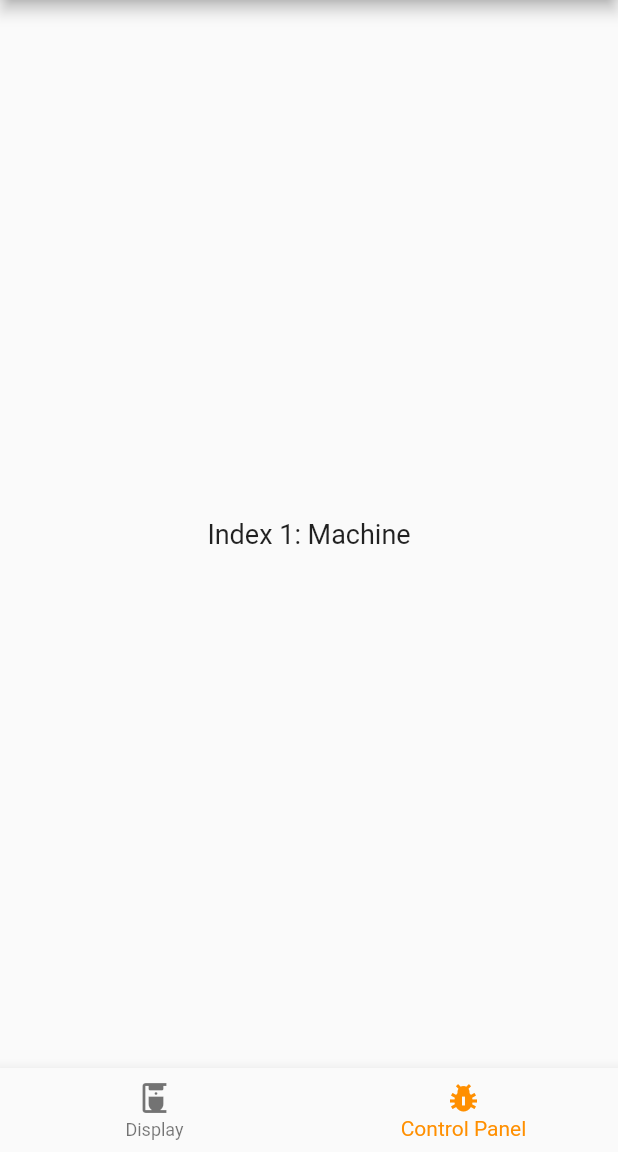
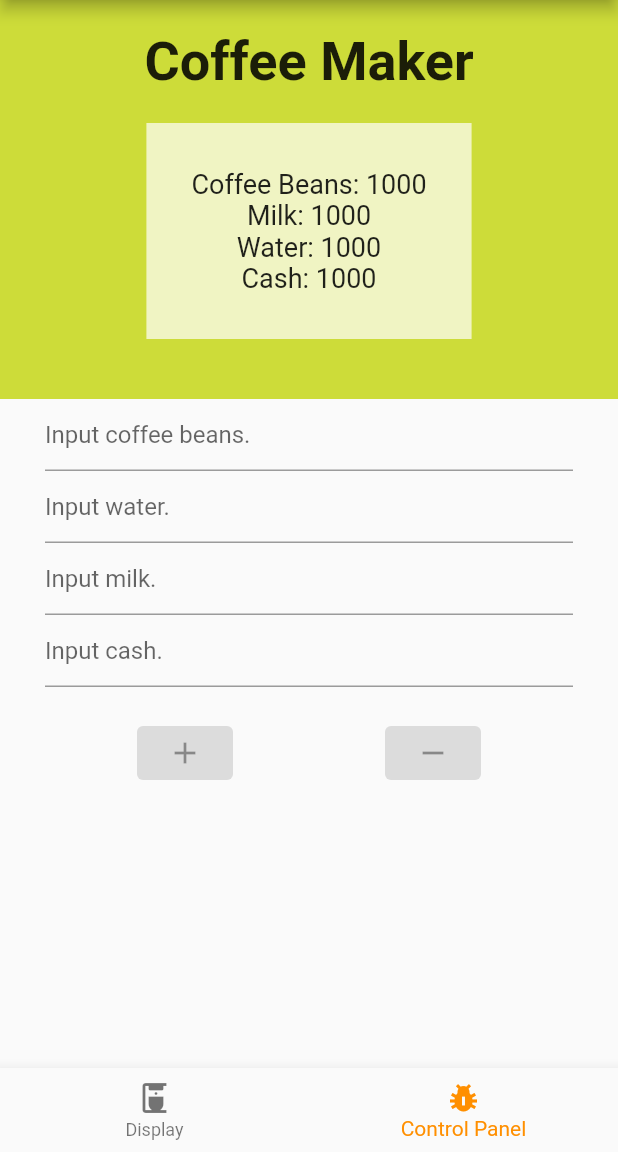
Before and after one commit to lerooystc/unilabs, a Flutter app: the screen it shows after launch, item 2 of the bottom bar chosen, on a phone screen of 412 x 824 dp, the part 84-1236 px from its top. Run offline on Flutter 3.47's test engine with Material 2 defaults, Android fonts, the phone set to English and light mode, and no system bars; our stand-ins replace share_plus.

Commit message:
added the control panel

```diff
--- a/lab9/lib/coffee_making.dart
+++ b/lab9/lib/coffee_making.dart
@@ -1,4 +1,5 @@
 import 'dart:developer';
+import 'package:flutter/material.dart';
 
 Future<void> boilWater() async {
   log('start_process: boilWater');
--- a/lab9/lib/main.dart
+++ b/lab9/lib/main.dart
@@ -2,6 +2,7 @@ import 'classes/machine.dart';
 import 'classes/resources.dart';
 import 'package:flutter/material.dart';
 import 'pages/display.dart';
+import 'pages/control_panel.dart';
 
 void main() => runApp(const MyApp());
 
@@ -47,14 +48,18 @@ class MyStatefulWidgetState extends State<MyStatefulWidget> {
   Widget build(BuildContext context) {
     List<Widget> widgetOptions = <Widget>[
       DisplayScreen(machine: machine),
-      const Text('Index 1: Machine'),
+      ControlPanel(machine: machine),
     ];
     return Scaffold(
       appBar: AppBar(
         title: const Text('Coffee Machine'),
       ),
-      body: Center(
-        child: widgetOptions.elementAt(_selectedIndex),
+      // body: Center(
+      //   child: widgetOptions.elementAt(_selectedIndex),
+      // )
+      body: IndexedStack(
+        index: _selectedIndex,
+        children: widgetOptions,
       ),
       bottomNavigationBar: BottomNavigationBar(
         items: const <BottomNavigationBarItem>[
--- a/lab9/lib/pages/control_panel.dart
+++ b/lab9/lib/pages/control_panel.dart
@@ -0,0 +1,156 @@
+import 'package:flutter/material.dart';
+import 'package:flutter/services.dart';
+import '../classes/machine.dart';
+import '../classes/coffee.dart';
+
+class ControlPanel extends StatefulWidget {
+  final Machine machine;
+  const ControlPanel({Key? key, required this.machine}) : super(key: key);
+
+
+  @override
+  State<ControlPanel> createState() => _ControlPanel();
+}
+
+class _ControlPanel extends State<ControlPanel> {
+  TextEditingController cbController = TextEditingController();
+  TextEditingController waterController = TextEditingController();
+  TextEditingController milkController = TextEditingController();
+  TextEditingController cashController = TextEditingController();
+
+  @override
+  Widget build(BuildContext context) {
+    return Scaffold(
+        body: Center(
+            child: ListView(
+                children: [
+                  ColoredBox(color: Colors.lime,
+                      child: Column(children: [
+                        const Padding(
+                            padding: EdgeInsets.fromLTRB(0, 20, 0, 20),
+                            child: Text(
+                                'Coffee Maker',
+                                style: TextStyle(
+                                    fontWeight: FontWeight.bold,
+                                    fontSize: 36),
+                                textAlign: TextAlign.center)),
+                        Align(
+                            alignment: Alignment.center,
+                            child: ColoredBox(
+                                color: Colors.lime.shade100,
+                                child: Padding(
+                                    padding: const EdgeInsets.all(30.0),
+                                    child: Column(
+                                        children: [
+                                          Text('Coffee Beans: ${widget.machine
+                                              .resources.coffeeBeans}'),
+                                          Text('Milk: ${widget.machine.resources
+                                              .milk}'),
+                                          Text(
+                                              'Water: ${widget.machine.resources
+                                                  .water}'),
+                                          Text('Cash: ${widget.machine.resources
+                                              .cash}'),
+                                        ]
+                                    )
+                                )
+                            )
+                        ),
+                        const Padding(padding: EdgeInsets.all(20.0))
+                      ],)),
+            Column(mainAxisAlignment: MainAxisAlignment.center,
+                children: [
+
+              Padding(padding: const EdgeInsets.fromLTRB(30,0,30,0), child:
+              TextField(
+                controller: cbController,
+                decoration: const InputDecoration(
+                    hintText: 'Input coffee beans.'
+                ),
+                keyboardType: TextInputType.phone,
+                inputFormatters: [
+                  FilteringTextInputFormatter.allow(
+                      RegExp("[0-9]")),
+                ],
+                onChanged: (value) {
+                  setState(() {});
+                },
+              ),),
+
+              Padding(padding: const EdgeInsets.fromLTRB(30,0,30,0), child:
+              TextField(
+                controller: waterController,
+                decoration: const InputDecoration(
+                    hintText: 'Input water.'
+                ),
+                keyboardType: TextInputType.phone,
+                inputFormatters: [
+                  FilteringTextInputFormatter.allow(
+                      RegExp("[0-9]")),
+                ],
+                onChanged: (value) {
+                  setState(() {});
+                },
+              ),),
+
+              Padding(padding: const EdgeInsets.fromLTRB(30,0,30,0), child:
+              TextField(
+                controller: milkController,
+                decoration: const InputDecoration(
+                    hintText: 'Input milk.'
+                ),
+                keyboardType: TextInputType.phone,
+                inputFormatters: [
+                  FilteringTextInputFormatter.allow(
+                      RegExp("[0-9]")),
+                ],
+                onChanged: (value) {
+                  setState(() {});
+                },
+              ),),
+
+              Padding(padding: const EdgeInsets.fromLTRB(30,0,30,0), child:
+              TextField(
+                controller: cashController,
+                decoration: const InputDecoration(
+                    hintText: 'Input cash.'
+                ),
+                keyboardType: TextInputType.phone,
+                inputFormatters: [
+                  FilteringTextInputFormatter.allow(
+                      RegExp("[0-9]")),
+                ],
+                onChanged: (value) {
+                  setState(() {});
+                },
+              ),),
+              Row(mainAxisAlignment: MainAxisAlignment.spaceEvenly,
+                children: [
+                Padding(padding: const EdgeInsets.fromLTRB(10,20,10,20), child:
+                ElevatedButton(
+                    onPressed: cashController.text.isEmpty ? null : () =>
+                        setState(() {
+                          widget.machine.addResources(int.parse(cbController.text),
+                              int.parse(waterController.text),
+                              int.parse(milkController.text),
+                              int.parse(cashController.text));
+                        })
+                    ,
+                    style: ElevatedButton.styleFrom(backgroundColor: Colors.green),
+                    child: const Icon(Icons.add))),
+                Padding(padding: const EdgeInsets.fromLTRB(10,20,10,20), child:
+                ElevatedButton(
+                    onPressed: cashController.text.isEmpty ? null : () =>
+                        setState(() {
+                          widget.machine.addResources(-int.parse(cbController.text),
+                              -int.parse(waterController.text),
+                              -int.parse(milkController.text),
+                              -int.parse(cashController.text));
+                        })
+                    ,
+                    child: const Icon(Icons.remove)))
+              ],)
+            ])
+                ])));
+  }
+}
--- a/lab9/lib/pages/display.dart
+++ b/lab9/lib/pages/display.dart
@@ -1,7 +1,7 @@
 import 'package:flutter/material.dart';
+import 'package:flutter/services.dart';
 import '../classes/machine.dart';
 import '../classes/coffee.dart';
-import '../main.dart';
 
 class DisplayScreen extends StatefulWidget {
   final Machine machine;
@@ -18,14 +18,30 @@ class DisplayScreen extends StatefulWidget {
 
 class _DisplayScreen extends State<DisplayScreen> {
   var _coffee;
+  String _progress = 'Coffee Maker';
   bool _brewing = false;
   TextEditingController cashController = TextEditingController();
 
   void _brewCoffee() async {
     _setBrewing(true);
-    await widget.machine.makeCoffee(_coffee);
+    _hints();
+    _progress = await widget.machine.makeCoffee(_coffee);
     _setBrewing(false);
 }
+
+  void _hints() async {
+    _progress = 'Boiling the water';
+    setState(() {
+    });
+    await Future.delayed(const Duration(seconds:3), () => _progress = 'Brewing the coffee');
+    setState(() {
+    });
+    if (_coffee.milk() > 0) {
+      await Future.delayed(
+          const Duration(seconds: 5), () => _progress = 'Mixing the milk');
+      setState(() {});
+    }
+  }
 
   void _setBrewing(bool brewing) {
     setState(() {
@@ -39,8 +55,8 @@ class _DisplayScreen extends State<DisplayScreen> {
         body: Center(
             child: ListView(
               children: [
-                ColoredBox(color: Colors.lime, child: Column(children: [ const Padding(padding: EdgeInsets.fromLTRB(0,20,0,20), child: Text(
-                  'Coffee Maker',
+                ColoredBox(color: Colors.lime, child: Column(children: [ Padding(padding: EdgeInsets.fromLTRB(0,20,0,20), child: Text(
+                  _progress,
                   style: TextStyle(
                       fontWeight: FontWeight.bold,
                       fontSize: 36),
@@ -134,6 +150,11 @@ class _DisplayScreen extends State<DisplayScreen> {
                     decoration: const InputDecoration(
                       hintText: 'Input cash.'
                     ),
+                    keyboardType: TextInputType.phone,
+                    inputFormatters: [
+                      FilteringTextInputFormatter.allow(
+                          RegExp("[0-9]")),
+                    ],
                     onChanged: (value) {
                       setState(() {});
                     },
```
